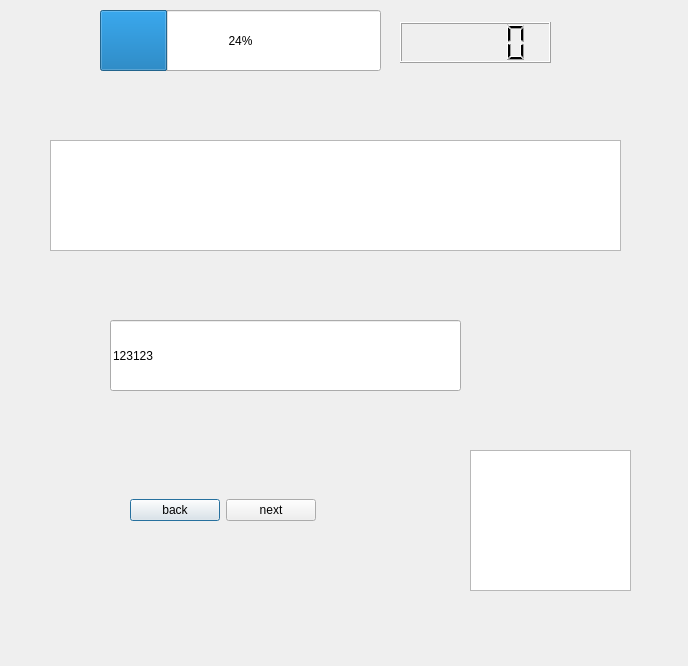
Above: client/src/ui/gamedialog_ui.ui from Nihileon/word-elimination before the change. Below: the same form after it.
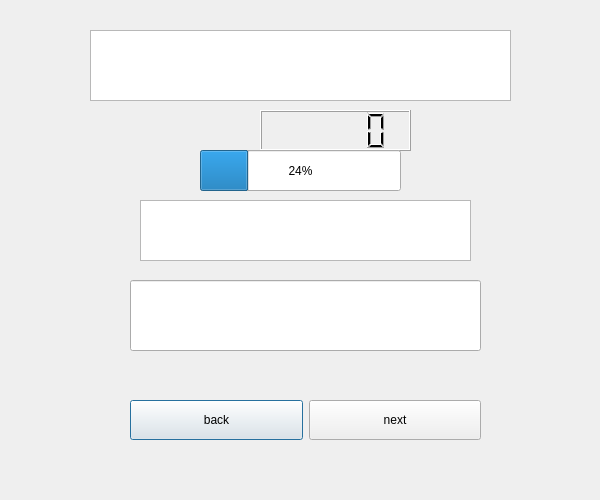
That is the form after the change. Custom widgets are drawn as their Qt base class.

What changed in the file:
```diff
--- a/client/src/ui/gamedialog_ui.ui
+++ b/client/src/ui/gamedialog_ui.ui
@@ -6,8 +6,8 @@
    <rect>
     <x>0</x>
     <y>0</y>
-    <width>688</width>
-    <height>666</height>
+    <width>600</width>
+    <height>500</height>
    </rect>
   </property>
   <property name="windowTitle">
@@ -16,8 +16,8 @@
   <widget class="QLCDNumber" name="countdownLcdNumber">
    <property name="geometry">
     <rect>
-     <x>400</x>
-     <y>22</y>
+     <x>260</x>
+     <y>110</y>
      <width>151</width>
      <height>41</height>
     </rect>
@@ -26,10 +26,10 @@
   <widget class="QProgressBar" name="countdownProgressBar">
    <property name="geometry">
     <rect>
-     <x>100</x>
-     <y>10</y>
-     <width>281</width>
-     <height>61</height>
+     <x>200</x>
+     <y>150</y>
+     <width>201</width>
+     <height>41</height>
     </rect>
    </property>
    <property name="value">
@@ -39,20 +39,20 @@
   <widget class="QTextBrowser" name="wordTextBrowser">
    <property name="geometry">
     <rect>
-     <x>50</x>
-     <y>140</y>
-     <width>571</width>
-     <height>111</height>
+     <x>140</x>
+     <y>200</y>
+     <width>331</width>
+     <height>61</height>
     </rect>
    </property>
   </widget>
   <widget class="QTextBrowser" name="cardTextBrowser">
    <property name="geometry">
     <rect>
-     <x>470</x>
-     <y>450</y>
-     <width>161</width>
-     <height>141</height>
+     <x>90</x>
+     <y>30</y>
+     <width>421</width>
+     <height>71</height>
     </rect>
    </property>
   </widget>
@@ -60,14 +60,20 @@
    <property name="geometry">
     <rect>
      <x>130</x>
-     <y>470</y>
-     <width>186</width>
+     <y>380</y>
+     <width>351</width>
      <height>80</height>
     </rect>
    </property>
    <layout class="QHBoxLayout" name="horizontalLayout">
     <item>
      <widget class="QtMaterialRaisedButton" name="backPushBotton">
+      <property name="minimumSize">
+       <size>
+        <width>0</width>
+        <height>40</height>
+       </size>
+      </property>
       <property name="text">
        <string>back</string>
       </property>
@@ -75,6 +81,12 @@
     </item>
     <item>
      <widget class="QtMaterialRaisedButton" name="nextPushButton">
+      <property name="minimumSize">
+       <size>
+        <width>40</width>
+        <height>40</height>
+       </size>
+      </property>
       <property name="text">
        <string>next</string>
       </property>
@@ -85,14 +97,14 @@
   <widget class="QtMaterialTextField" name="wordLineEdit">
    <property name="geometry">
     <rect>
-     <x>110</x>
-     <y>320</y>
+     <x>130</x>
+     <y>280</y>
      <width>351</width>
      <height>71</height>
     </rect>
    </property>
    <property name="text">
-    <string>123123</string>
+    <string/>
    </property>
   </widget>
  </widget>
@@ -107,6 +119,11 @@
    <extends>QPushButton</extends>
    <header location="global">qtmaterialraisedbutton.h</header>
   </customwidget>
+  <customwidget>
+   <class>RadiusProgressBar</class>
+   <extends>QProgressBar</extends>
+   <header location="global">ui/radiusprogressbar.h</header>
+  </customwidget>
  </customwidgets>
  <resources/>
  <connections/>
```
Left out of the diff: 2 changed lines with no effect on the pictures.
